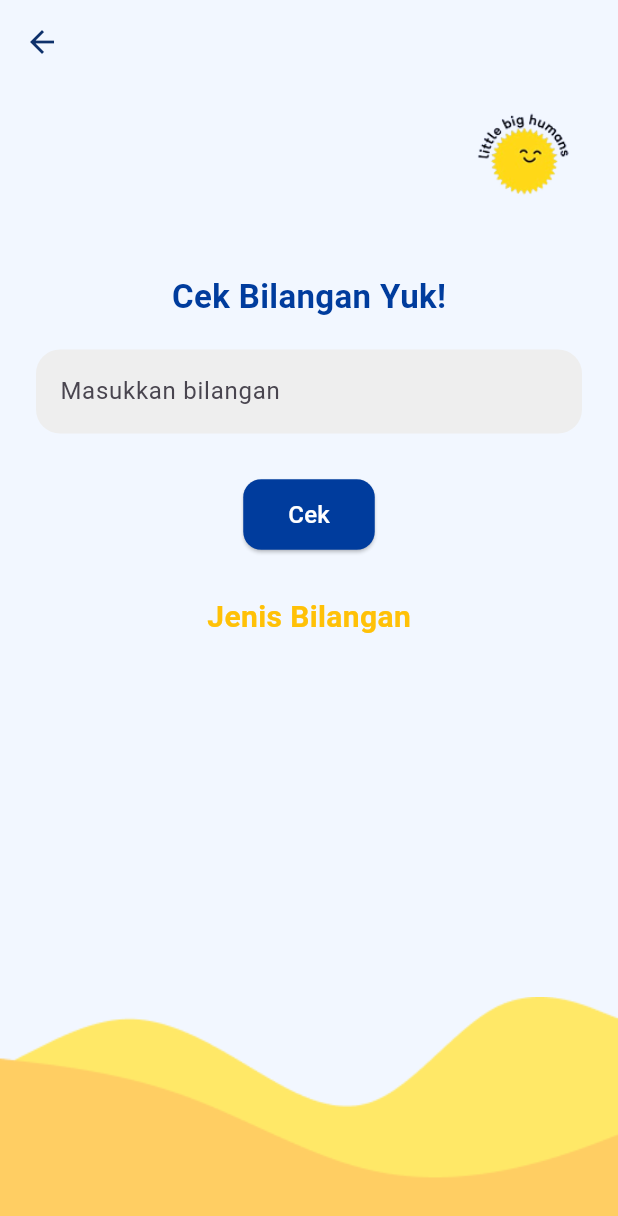
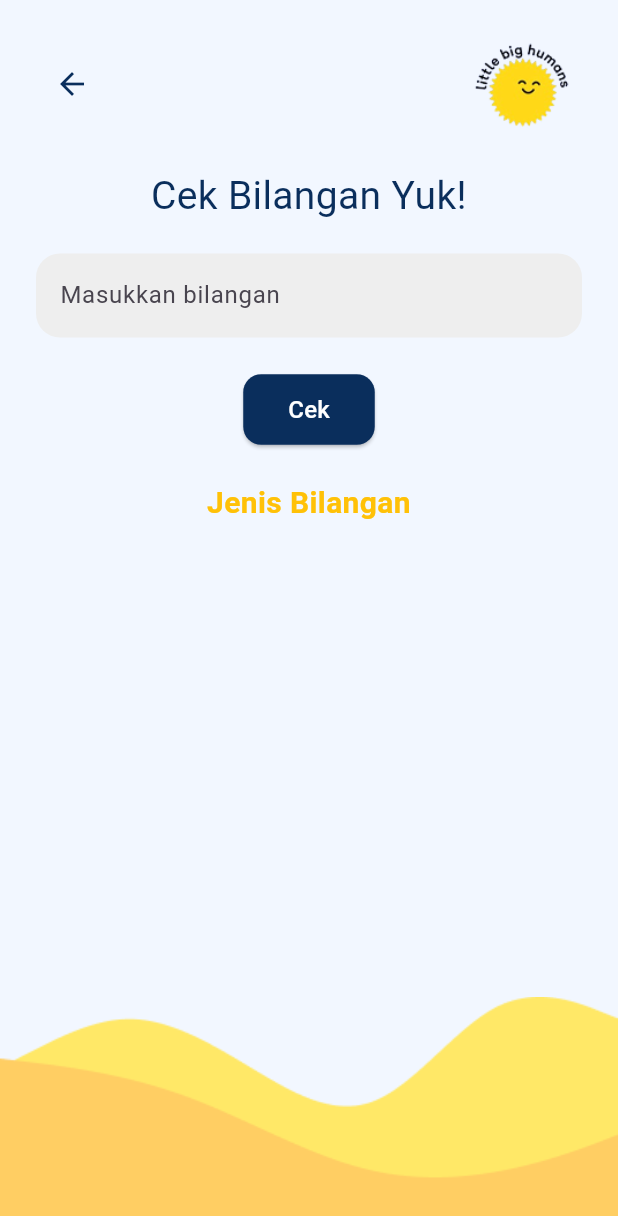
Before and after one commit to Ayazzzzzzz/Tugas3_TPM, a Flutter app: the CekBilangan screen opened directly, on a phone screen of 412 x 824 dp. Shown: the top 1216 px of the screen. Run offline on Flutter 3.47's test engine with Material 3 defaults, Android fonts, the phone set to English and light mode, and no system bars; our stand-ins replace geolocator, google_fonts, google_maps_flutter, shared_preferences; accounts and stored records are empty.

Commit message:
benerin dikit ygy

```diff
--- a/lib/pages/cekbilangan.dart
+++ b/lib/pages/cekbilangan.dart
@@ -1,5 +1,6 @@
 import 'package:flutter/material.dart';
 import 'package:intl/intl.dart';
+import 'package:google_fonts/google_fonts.dart';
 
 class CekBilangan extends StatefulWidget {
   const CekBilangan({super.key});
@@ -99,19 +100,16 @@ class _CekBilanganState extends State<CekBilangan> {
 
   @override
   Widget build(BuildContext context) {
+    const backgroundColor = Color(0xFFF2F7FF);
+    const darkBlue = Color(0xFF0A2E5C);
+    const yellow = Color(0xFFFFC107);
+
     return Scaffold(
-      backgroundColor: const Color.fromARGB(255, 242, 247, 255),
-      appBar: AppBar(
-        backgroundColor: const Color.fromARGB(255, 242, 247, 255),
-        elevation: 0,
-        leading: IconButton(
-          icon: Icon(Icons.arrow_back, color: Color.fromARGB(255, 14, 49, 107)),
-          onPressed: () => Navigator.pop(context),
-        ),
-      ),
+      resizeToAvoidBottomInset: false, // <- ini biar gelombang gak naik
+      backgroundColor: backgroundColor,
       body: Stack(
         children: [
-          // Gelombang kuning di bawah (background)
+          // Background gelombang kuning di bawah
           Align(
             alignment: Alignment.bottomCenter,
             child: Image.asset(
@@ -121,33 +119,43 @@ class _CekBilanganState extends State<CekBilangan> {
             ),
           ),
 
-          // Konten Utama
+          // Konten utama
           SafeArea(
             child: Padding(
-              padding:
-                  const EdgeInsets.symmetric(horizontal: 24.0, vertical: 16),
+              padding: const EdgeInsets.symmetric(horizontal: 24, vertical: 16),
               child: Column(
-                crossAxisAlignment: CrossAxisAlignment.start,
                 children: [
-                  Align(
-                    alignment: Alignment.topRight,
-                    child: Image.asset(
-                      'asset/logo.png',
-                      height: 60,
+                  // Bar atas: tombol back & logo
+                  Row(
+                    children: [
+                      IconButton(
+                        icon: const Icon(Icons.arrow_back, color: darkBlue),
+                        onPressed: () => Navigator.pop(context),
                       ),
+                      const Spacer(),
+                      Image.asset(
+                        "asset/logo.png",
+                        width: 80,
+                        height: 80,
                       ),
-                  const SizedBox(height: 50),
-                  const Center(
-                    child: Text(
+                    ],
+                  ),
+
+                  const SizedBox(height: 16),
+
+                  // Judul halaman
+                   Text(
                     'Cek Bilangan Yuk!',
-                      style: TextStyle(
-                        fontSize: 22,
-                        fontWeight: FontWeight.bold,
-                        color: Color(0xFF003C9D),
+                    style: GoogleFonts.rubikMonoOne(
+                      fontSize: 26,
+                      color: darkBlue,
                     ),
+                    textAlign: TextAlign.center,
                   ),
-                  ),
+
                   const SizedBox(height: 20),
+
+                  // Kolom input
                   TextField(
                     controller: _controller,
                     keyboardType:
@@ -163,12 +171,14 @@ class _CekBilanganState extends State<CekBilangan> {
                       ),
                     ),
                   ),
-                  const SizedBox(height: 30),
-                  Center(
-                    child: ElevatedButton(
+
+                  const SizedBox(height: 24),
+
+                  // Tombol cek
+                  ElevatedButton(
                     onPressed: () => cekJenisBilangan(_controller.text),
                     style: ElevatedButton.styleFrom(
-                        backgroundColor: const Color(0xFF003C9D),
+                      backgroundColor: darkBlue,
                       shape: RoundedRectangleBorder(
                         borderRadius: BorderRadius.circular(12),
                       ),
@@ -180,20 +190,26 @@ class _CekBilanganState extends State<CekBilangan> {
                       style: TextStyle(color: Colors.white, fontSize: 16),
                     ),
                   ),
-                  ),
-                  const SizedBox(height: 30),
-                  const Center(
-                    child: Text(
+
+                  const SizedBox(height: 24),
+
+                  // Judul hasil
+                  const Text(
                     'Jenis Bilangan',
                     style: TextStyle(
                       fontSize: 20,
                       fontWeight: FontWeight.bold,
-                        color: Color(0xFFFFC107),
+                      color: yellow,
                     ),
+                    textAlign: TextAlign.center,
                   ),
-                  ),
+
                   const SizedBox(height: 12),
-                  Align(
+
+                  // Hasil jenis bilangan
+                  Expanded(
+                    child: SingleChildScrollView(
+                      child: Align(
                         alignment: Alignment.center,
                         child: Wrap(
                           alignment: WrapAlignment.center,
@@ -226,8 +242,10 @@ class _CekBilanganState extends State<CekBilangan> {
                           }).toList(),
                         ),
                       ),
-                  const SizedBox(
-                      height: 100), // Spasi agar konten tidak ketutupan bg
+                    ),
+                  ),
+
+                  const SizedBox(height: 40), // biar gak mentok
                 ],
               ),
             ),
```
Also changed, not shown: lib/pages/konversi_waktu.dart (+41 -23 lines), lib/pages/lbs_tracking.dart (+7 -9 lines), lib/pages/rekomendasi_list.dart (+24 -18 lines), lib/pages/stopwatch.dart (+30 -16 lines). Lines whose indentation alone changed are shown as unchanged.
